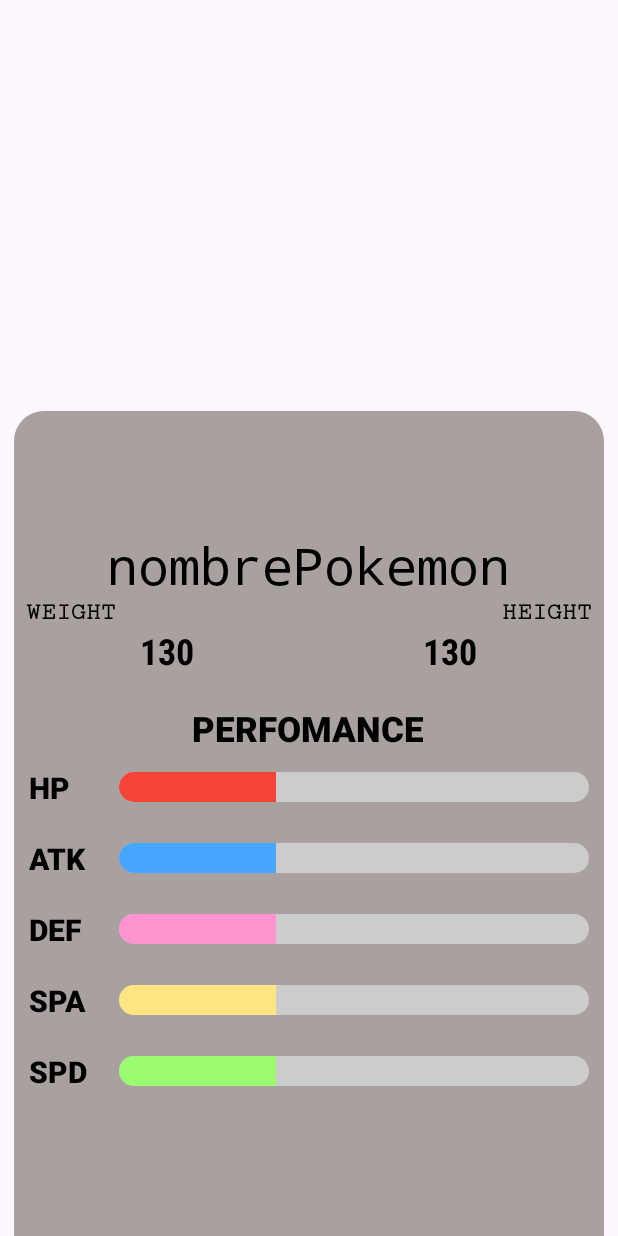
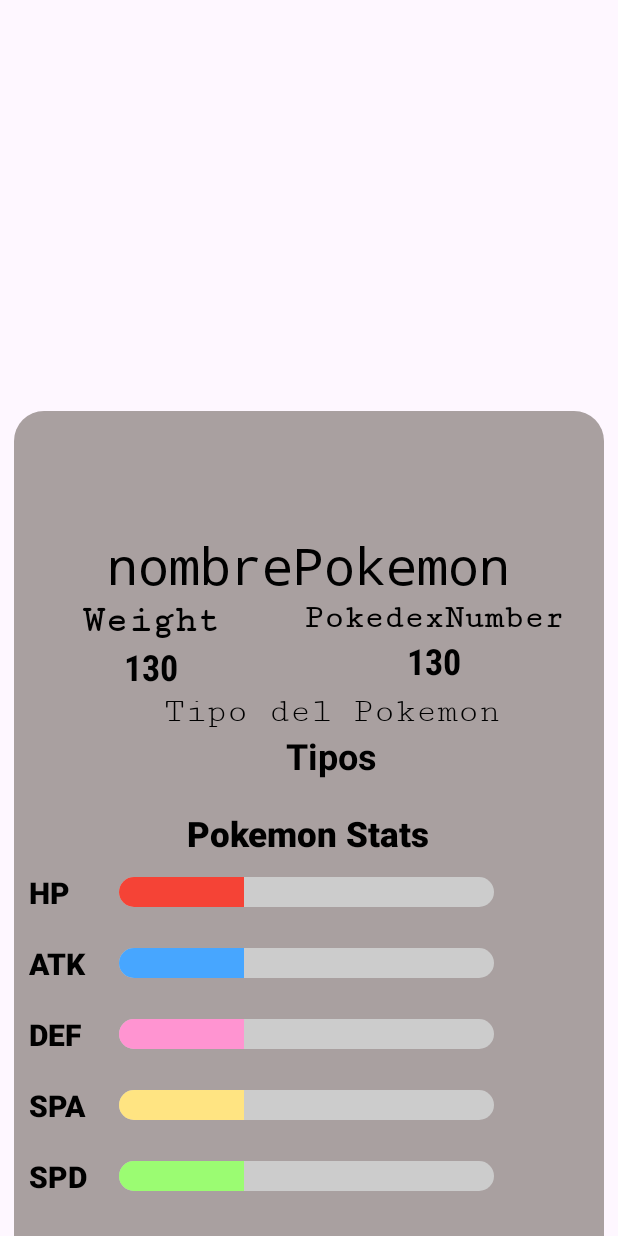
Before and after one commit to CesarEnriqueSalas/AlternativeDex, an Android app: the layout activity_detail.xml on its own in the app's theme, with its tools: preview values and no code run, on a phone screen of 412 x 824 dp. Run offline under Robolectric (Android 15) with nearby library versions, the phone set to English and light mode, and no system bars.

Commit message:
Se comodo y se muestran los valores del las estadisticas de los pokemon y al mismo tiempo modifica progressbar (me falta la barra de velocidad)

```diff
--- a/app/src/main/res/layout/activity_detail.xml
+++ b/app/src/main/res/layout/activity_detail.xml
@@ -78,12 +78,13 @@
 
                 <TextView
                     android:id="@+id/weightText"
-                    android:layout_width="wrap_content"
+                    android:layout_width="match_parent"
+                    android:textAlignment="center"
                     android:layout_height="wrap_content"
                     android:fontFamily="serif-monospace"
-                    android:text="WEIGHT"
+                    android:text="Weight"
                     android:textColor="@color/black"
-                    android:textSize="16sp"
+                    android:textSize="25sp"
                     android:textStyle="bold" />
 
                 <TextView
@@ -100,8 +101,8 @@
             </LinearLayout>
 
             <LinearLayout
-                android:layout_width="0dp"
-                android:layout_height="wrap_content"
+                android:layout_width="wrap_content"
+                android:layout_height="match_parent"
                 android:layout_weight="1"
                 android:gravity="center_horizontal|end"
                 android:orientation="vertical"
@@ -109,16 +110,17 @@
 
                 <TextView
                     android:id="@+id/heightText"
-                    android:layout_width="wrap_content"
+                    android:layout_width="match_parent"
                     android:layout_height="wrap_content"
                     android:fontFamily="serif-monospace"
-                    android:text="HEIGHT"
+                    android:text="PokedexNumber"
                     android:textColor="@color/black"
-                    android:textSize="16sp"
+                    android:textAlignment="center"
+                    android:textSize="22sp"
                     android:textStyle="bold" />
 
                 <TextView
-                    android:id="@+id/heightTextnumber"
+                    android:id="@+id/pokedexTextnumber"
                     android:layout_width="wrap_content"
                     android:layout_height="wrap_content"
                     android:layout_gravity="center_horizontal"
@@ -132,6 +134,33 @@
 
         </LinearLayout>
 
+        <LinearLayout
+            android:layout_width="wrap_content"
+            android:layout_height="wrap_content"
+            android:layout_marginLeft="100dp"
+            android:orientation="vertical">
+
+        <TextView
+            android:id="@+id/TiposTitulo"
+            android:layout_width="wrap_content"
+            android:layout_height="wrap_content"
+            android:fontFamily="serif-monospace"
+            android:text="Tipo del Pokemon"
+            android:textColor="@color/black"
+            android:textSize="23dp" />
+
+         <TextView
+             android:id="@+id/tipoTexto"
+             android:layout_width="wrap_content"
+             android:layout_height="wrap_content"
+             android:layout_gravity="center_horizontal"
+             android:text="Tipos"
+             android:textColor="@color/black"
+             android:textSize="24sp"
+             android:textStyle="bold" />
+
+        </LinearLayout>
+
         <TextView
             android:id="@+id/PerfomanceTextView"
             android:layout_width="wrap_content"
@@ -139,12 +168,12 @@
             android:layout_gravity="center"
             android:layout_marginTop="20dp"
             android:fontFamily="sans-serif-black"
-            android:text="PERFOMANCE"
+            android:text="Pokemon Stats"
             android:textColor="@color/black"
             android:textSize="23dp" />
 
         <LinearLayout
-            android:layout_width="match_parent"
+            android:layout_width="369dp"
             android:layout_height="wrap_content"
             android:layout_margin="10dp"
             android:orientation="horizontal">
@@ -161,11 +190,20 @@
             <ProgressBar
                 android:id="@+id/determinateBar1"
                 style="@style/MyProgressBar"
-                android:layout_width="match_parent"
+                android:layout_width="250dp"
                 android:layout_height="wrap_content"
                 android:layout_gravity="center_vertical"
                 android:max="300"
                 android:progress="100" />
+
+            <TextView
+                android:id="@+id/HPstat"
+                android:layout_width="wrap_content"
+                android:layout_height="wrap_content"
+                android:layout_marginLeft="10dp"
+                android:fontFamily="sans-serif-black"
+                android:textColor="@color/black"
+                android:textSize="20dp"/>
 
         </LinearLayout>
 
@@ -187,11 +225,21 @@
             <ProgressBar
                 android:id="@+id/determinateBar2"
                 style="@style/MyProgressBar2"
-                android:layout_width="match_parent"
+                android:layout_width="250dp"
                 android:layout_height="wrap_content"
                 android:layout_gravity="center_vertical"
                 android:max="300"
                 android:progress="100" />
+
+            <TextView
+                android:id="@+id/atkstat"
+                android:layout_width="wrap_content"
+                android:layout_height="wrap_content"
+                android:layout_marginLeft="10dp"
+                android:fontFamily="sans-serif-black"
+
+                android:textColor="@color/black"
+                android:textSize="20dp"/>
 
         </LinearLayout>
 
@@ -213,11 +261,20 @@
             <ProgressBar
                 android:id="@+id/determinateBar3"
                 style="@style/MyProgressBar3"
-                android:layout_width="match_parent"
+                android:layout_width="250dp"
                 android:layout_height="wrap_content"
                 android:layout_gravity="center_vertical"
                 android:max="300"
                 android:progress="100" />
+
+            <TextView
+                android:id="@+id/deftat"
+                android:layout_width="wrap_content"
+                android:layout_height="wrap_content"
+                android:layout_marginLeft="10dp"
+                android:fontFamily="sans-serif-black"
+                android:textColor="@color/black"
+                android:textSize="20dp"/>
 
         </LinearLayout>
 
@@ -239,11 +296,20 @@
             <ProgressBar
                 android:id="@+id/determinateBar4"
                 style="@style/MyProgressBar6"
-                android:layout_width="match_parent"
+                android:layout_width="250dp"
                 android:layout_height="wrap_content"
                 android:layout_gravity="center_vertical"
                 android:max="300"
                 android:progress="100" />
+
+            <TextView
+                android:id="@+id/spastat"
+                android:layout_width="wrap_content"
+                android:layout_height="wrap_content"
+                android:layout_marginLeft="10dp"
+                android:fontFamily="sans-serif-black"
+                android:textColor="@color/black"
+                android:textSize="20dp"/>
 
         </LinearLayout>
 
@@ -265,11 +331,20 @@
             <ProgressBar
                 android:id="@+id/determinateBar5"
                 style="@style/MyProgressBar4"
-                android:layout_width="match_parent"
+                android:layout_width="250dp"
                 android:layout_height="wrap_content"
                 android:layout_gravity="center_vertical"
                 android:max="300"
                 android:progress="100" />
+
+            <TextView
+                android:id="@+id/spdstat"
+                android:layout_width="wrap_content"
+                android:layout_height="wrap_content"
+                android:layout_marginLeft="10dp"
+                android:fontFamily="sans-serif-black"
+                android:textColor="@color/black"
+                android:textSize="20dp"/>
 
         </LinearLayout>
 
```
Also changed, not shown: app/src/main/java/projectofinal/alternativedex/activities/DetailActivity.java (+95 -33 lines), app/src/main/java/projectofinal/alternativedex/models/PokemonDetalle.java (+41 -17 lines), app/src/main/java/projectofinal/alternativedex/models/Stat.java (deleted, +0 -14 lines), app/src/main/java/projectofinal/alternativedex/models/Tipo.java (deleted, +0 -14 lines).
